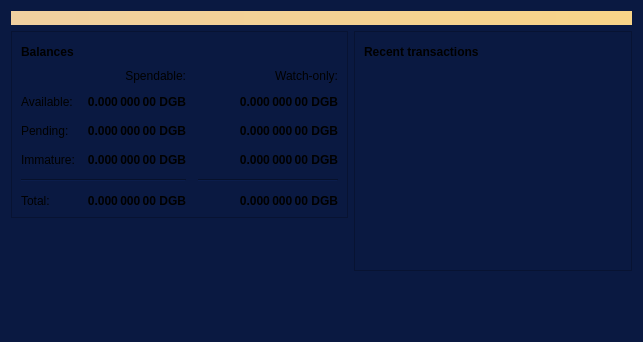
Old version of the form src/qt/forms/overviewpage.ui in the repository digibyte/digibyte.
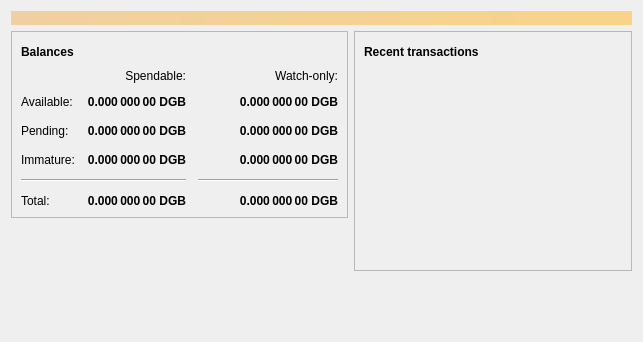
New version of the form. Icons and pictures are not drawn.

Commit message: Peer Bug Bash # 2

```diff
--- a/src/qt/forms/overviewpage.ui
+++ b/src/qt/forms/overviewpage.ui
@@ -14,7 +14,7 @@
    <string>Form</string>
   </property>
   <property name="styleSheet">
-   <string notr="true">background-color: rgb(10, 25, 65);</string>
+   <string notr="true"/>
   </property>
   <layout class="QVBoxLayout" name="topLayout">
    <item>
```
Left out of the diff: 2 changed lines with no effect on the pictures. The commit also changes 1 other file.
